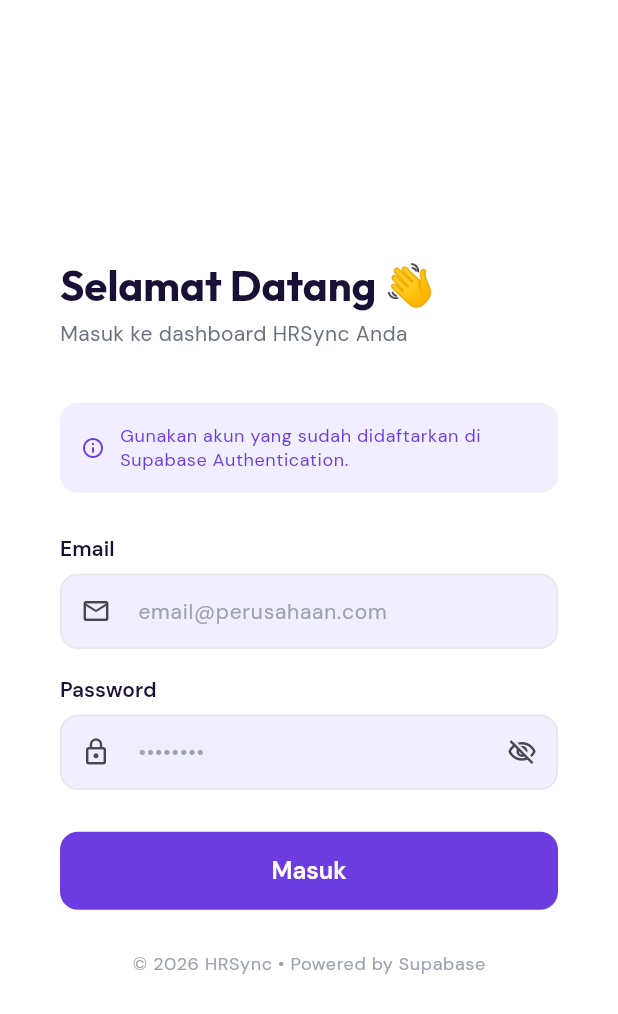
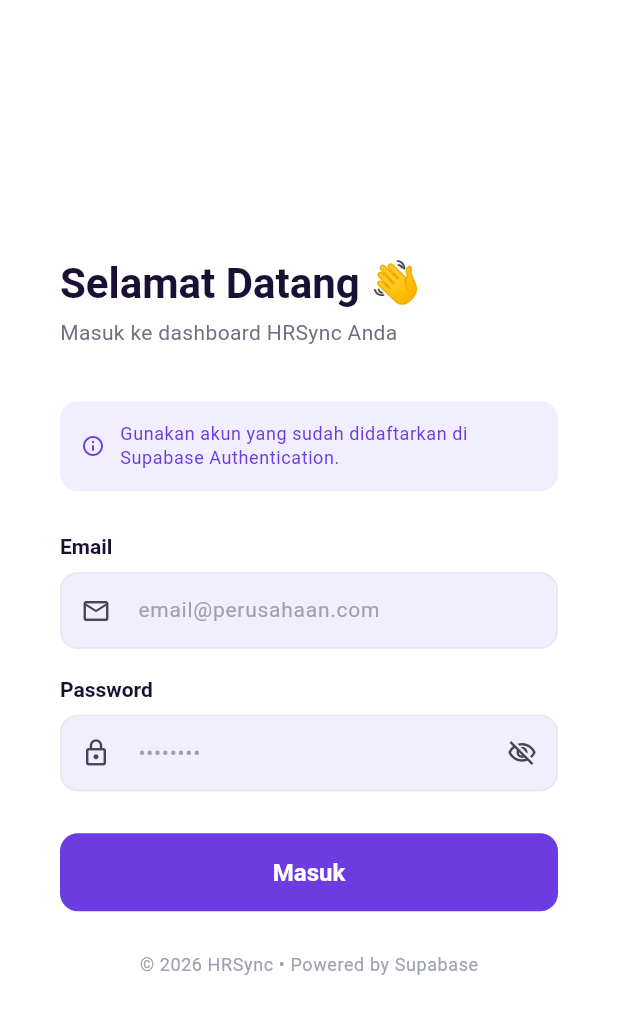
Before and after one commit to edwinpaveleka11/hrsync, a Flutter app: the screen it shows after launch, on a phone screen of 412 x 824 dp. Shown: the top 1014 px of the screen. Run offline on Flutter 3.47's test engine with Material 3 defaults, Android fonts, the phone set to English and light mode, and no system bars; our stand-ins replace fl_chart, go_router, google_fonts, supabase_flutter; accounts and stored records are empty.

Commit message:
upgrade versi

```diff
--- a/lib/theme/app_theme.dart
+++ b/lib/theme/app_theme.dart
@@ -68,7 +68,44 @@ class AppColors {
 }
 
 class AppTheme {
+  // Helpers untuk pakai Google Fonts di level widget
+  // (menghindari bug const evaluation di google_fonts + Dart 3.11)
+  static TextStyle outfit(double size, FontWeight weight, [Color? color]) =>
+      GoogleFonts.outfit(
+        fontSize: size,
+        fontWeight: weight,
+        color: color ?? AppColors.textPrimary,
+      );
+
+  static TextStyle dmSans(double size,
+          [FontWeight weight = FontWeight.normal, Color? color]) =>
+      GoogleFonts.dmSans(
+        fontSize: size,
+        fontWeight: weight,
+        color: color ?? AppColors.textPrimary,
+      );
+
   static ThemeData get theme {
+    // ThemeData menggunakan TextStyle biasa (bukan GoogleFonts) untuk
+    // menghindari bug const evaluation FontWeight di Dart 3.11 / Flutter 3.41
+    const TextTheme textTheme = TextTheme(
+      displayLarge:
+          TextStyle(fontSize: 32, fontWeight: FontWeight.w700, color: AppColors.textPrimary),
+      displayMedium:
+          TextStyle(fontSize: 28, fontWeight: FontWeight.w700, color: AppColors.textPrimary),
+      headlineLarge:
+          TextStyle(fontSize: 24, fontWeight: FontWeight.w700, color: AppColors.textPrimary),
+      headlineMedium:
+          TextStyle(fontSize: 20, fontWeight: FontWeight.w600, color: AppColors.textPrimary),
+      headlineSmall:
+          TextStyle(fontSize: 18, fontWeight: FontWeight.w600, color: AppColors.textPrimary),
+      titleLarge:
+          TextStyle(fontSize: 16, fontWeight: FontWeight.w600, color: AppColors.textPrimary),
+      bodyLarge:  TextStyle(fontSize: 15, color: AppColors.textPrimary),
+      bodyMedium: TextStyle(fontSize: 14, color: AppColors.textSecondary),
+      bodySmall:  TextStyle(fontSize: 12, color: AppColors.textMuted),
+    );
+
     return ThemeData(
       useMaterial3: true,
       colorScheme: ColorScheme.fromSeed(
@@ -76,50 +113,7 @@ class AppTheme {
         brightness: Brightness.light,
       ),
       scaffoldBackgroundColor: AppColors.background,
-      textTheme: GoogleFonts.dmSansTextTheme().copyWith(
-        displayLarge: GoogleFonts.outfit(
-          fontSize: 32,
-          fontWeight: FontWeight.w700,
-          color: AppColors.textPrimary,
-        ),
-        displayMedium: GoogleFonts.outfit(
-          fontSize: 28,
-          fontWeight: FontWeight.w700,
-          color: AppColors.textPrimary,
-        ),
-        headlineLarge: GoogleFonts.outfit(
-          fontSize: 24,
-          fontWeight: FontWeight.w700,
-          color: AppColors.textPrimary,
-        ),
-        headlineMedium: GoogleFonts.outfit(
-          fontSize: 20,
-          fontWeight: FontWeight.w600,
-          color: AppColors.textPrimary,
-        ),
-        headlineSmall: GoogleFonts.outfit(
-          fontSize: 18,
-          fontWeight: FontWeight.w600,
-          color: AppColors.textPrimary,
-        ),
-        titleLarge: GoogleFonts.dmSans(
-          fontSize: 16,
-          fontWeight: FontWeight.w600,
-          color: AppColors.textPrimary,
-        ),
-        bodyLarge: GoogleFonts.dmSans(
-          fontSize: 15,
-          color: AppColors.textPrimary,
-        ),
-        bodyMedium: GoogleFonts.dmSans(
-          fontSize: 14,
-          color: AppColors.textSecondary,
-        ),
-        bodySmall: GoogleFonts.dmSans(
-          fontSize: 12,
-          color: AppColors.textMuted,
-        ),
-      ),
+      textTheme: textTheme,
       elevatedButtonTheme: ElevatedButtonThemeData(
         style: ElevatedButton.styleFrom(
           backgroundColor: AppColors.primary,
@@ -127,7 +121,7 @@ class AppTheme {
           elevation: 0,
           padding: const EdgeInsets.symmetric(horizontal: 24, vertical: 14),
           shape: RoundedRectangleBorder(borderRadius: BorderRadius.circular(12)),
-          textStyle: GoogleFonts.dmSans(fontWeight: FontWeight.w600, fontSize: 14),
+          textStyle: const TextStyle(fontWeight: FontWeight.w600, fontSize: 14),
         ),
       ),
       inputDecorationTheme: InputDecorationTheme(
@@ -146,7 +140,7 @@ class AppTheme {
           borderSide: const BorderSide(color: AppColors.primary, width: 2),
         ),
         contentPadding: const EdgeInsets.symmetric(horizontal: 16, vertical: 14),
-        hintStyle: GoogleFonts.dmSans(color: AppColors.textMuted, fontSize: 14),
+        hintStyle: const TextStyle(color: AppColors.textMuted, fontSize: 14),
       ),
       cardTheme: CardThemeData(
         elevation: 0,
--- a/pubspec.yaml
+++ b/pubspec.yaml
@@ -1,4 +1,4 @@
-name: hr_management
+name: hr_sync
 description: HR Management System - Absensi, Penggajian, dan Cuti Karyawan
 publish_to: 'none'
 version: 1.0.0+1
@@ -14,7 +14,7 @@ dependencies:
 
   # UI & Icons
   cupertino_icons: ^1.0.6
-  google_fonts: ^6.3.0
+  google_fonts: ^8.0.2
   flutter_svg: ^2.0.9
   fl_chart: ^0.66.0
 
```
Also changed, not shown: pubspec.lock.
